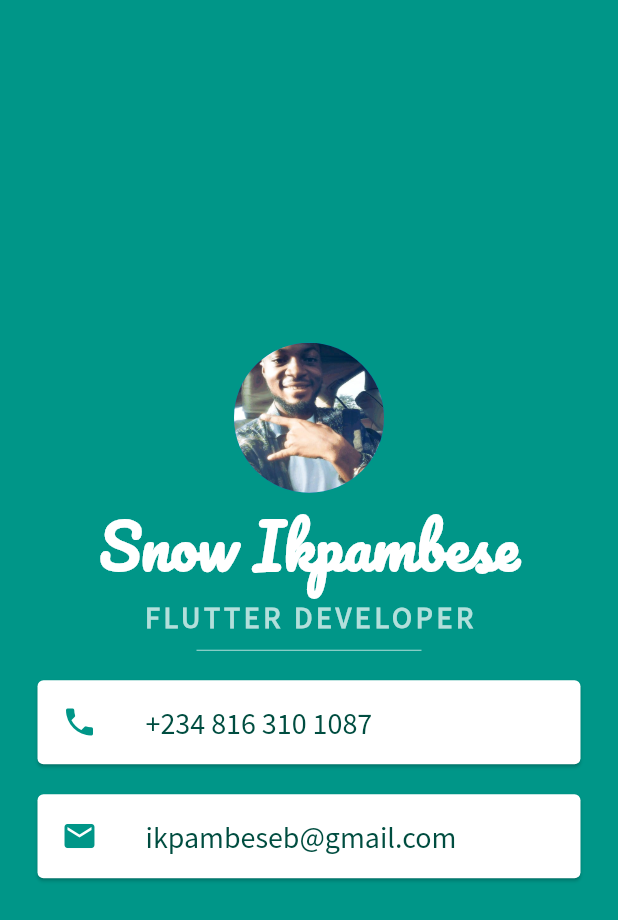
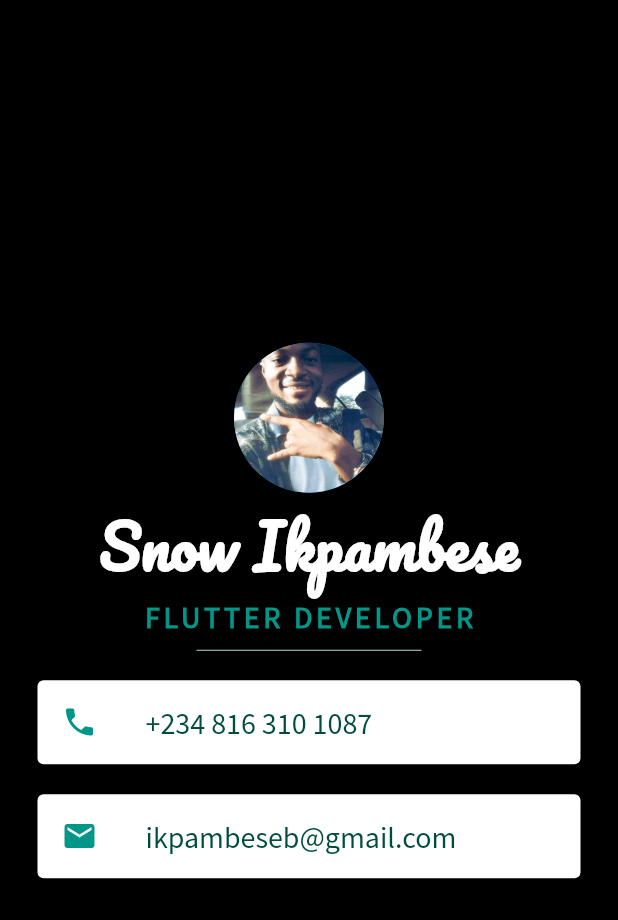
Before and after one commit to Ikpambese/MiCard, a Flutter app: the screen it shows after launch, on a phone screen of 412 x 824 dp. Shown: the top 920 px of the screen. Run offline on Flutter 3.47's test engine with Material 2 defaults, Android fonts, the phone set to English and light mode, and no system bars.

Commit message:
flutter update and color modify

```diff
--- a/lib/main.dart
+++ b/lib/main.dart
@@ -9,7 +9,7 @@ class MyApp extends StatelessWidget {
   Widget build(BuildContext context) {
     return MaterialApp(
       home: Scaffold(
-        backgroundColor: Colors.teal,
+        backgroundColor: Colors.black,
         body: SafeArea(
           child: Column(
             mainAxisAlignment: MainAxisAlignment.center,
@@ -32,7 +32,7 @@ class MyApp extends StatelessWidget {
                 style: TextStyle(
                   fontFamily: 'Source Sans Pro',
                   fontSize: 20.0,
-                  color: Colors.teal.shade100,
+                  color: Colors.teal,
                   letterSpacing: 2.5,
                   fontWeight: FontWeight.bold,
                 ),
```
Also changed, not shown: pubspec.lock, 1 other file.
